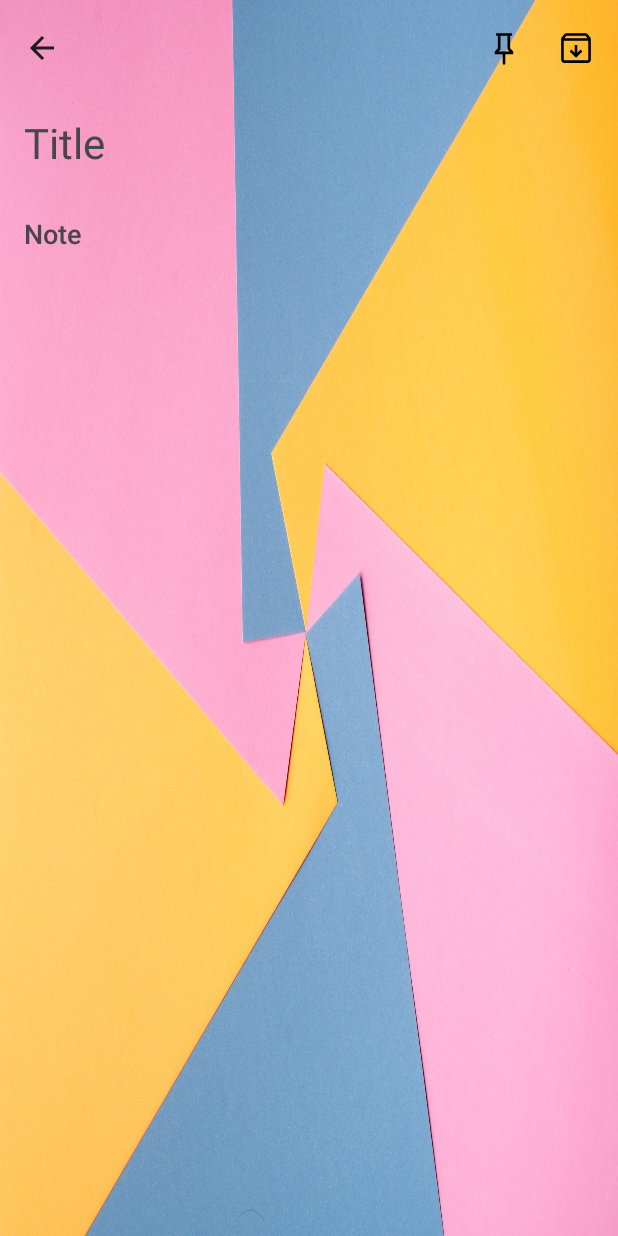
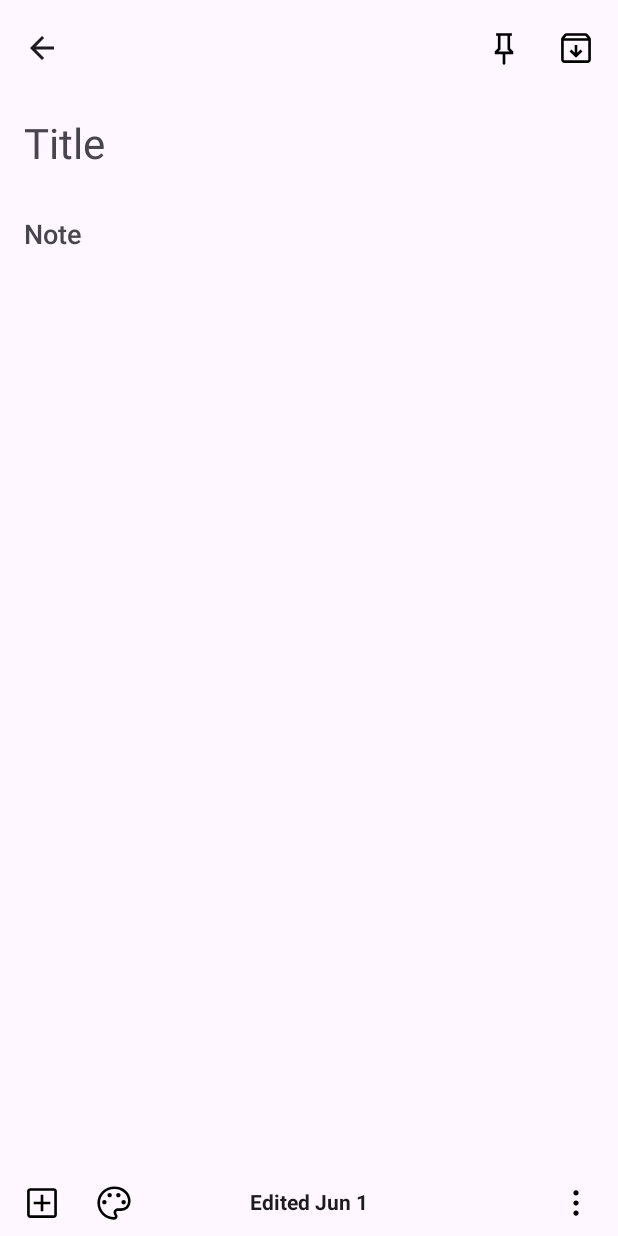
Before and after one commit to Mushfiq1060/VoiceNote, an Android app built with Jetpack Compose: the screen it shows after launch (MainActivity), after a tap on "Add Text Note", on a phone screen of 412 x 824 dp. Run offline under Robolectric (Android 15) with nearby library versions, the light colour scheme and no system bars; our stand-ins replace Dagger/Hilt's generated code, Room's generated code; 4 statements that could not run were skipped; 3 other taps on this screen came first.

Commit message:
add bottom appbar in note edit screen

```diff
--- a/app/src/main/java/com/openai/voicenote/ui/component/AppNavDrawer.kt
+++ b/app/src/main/java/com/openai/voicenote/ui/component/AppNavDrawer.kt
@@ -54,6 +54,7 @@ fun AppNavDrawer(
                     Text(
                         text = stringResource(id = drawerMenu.title),
                         style = MaterialTheme.typography.titleSmall,
+                        fontWeight = FontWeight.W900,
                         color = getColor(drawerMenu.menuOption.ordinal == selectedIndex)
                     )
                 },
--- a/app/src/main/java/com/openai/voicenote/ui/screens/noteEditScreen/NoteEdit.kt
+++ b/app/src/main/java/com/openai/voicenote/ui/screens/noteEditScreen/NoteEdit.kt
@@ -6,21 +6,29 @@ import androidx.compose.foundation.ScrollState
 import androidx.compose.foundation.background
 import androidx.compose.foundation.gestures.Orientation
 import androidx.compose.foundation.gestures.scrollable
+import androidx.compose.foundation.layout.Arrangement
 import androidx.compose.foundation.layout.Box
 import androidx.compose.foundation.layout.Column
 import androidx.compose.foundation.layout.Row
+import androidx.compose.foundation.layout.WindowInsets
+import androidx.compose.foundation.layout.asPaddingValues
 import androidx.compose.foundation.layout.fillMaxHeight
 import androidx.compose.foundation.layout.fillMaxSize
 import androidx.compose.foundation.layout.fillMaxWidth
+import androidx.compose.foundation.layout.height
 import androidx.compose.foundation.layout.imePadding
 import androidx.compose.foundation.layout.navigationBarsPadding
 import androidx.compose.foundation.layout.padding
 import androidx.compose.foundation.layout.size
+import androidx.compose.foundation.layout.statusBarsPadding
+import androidx.compose.foundation.layout.systemBarsPadding
 import androidx.compose.foundation.layout.wrapContentHeight
 import androidx.compose.foundation.rememberScrollState
 import androidx.compose.foundation.verticalScroll
 import androidx.compose.material.icons.Icons
 import androidx.compose.material.icons.filled.ArrowBack
+import androidx.compose.material3.BottomAppBar
+import androidx.compose.material3.BottomAppBarDefaults
 import androidx.compose.material3.ExperimentalMaterial3Api
 import androidx.compose.material3.Icon
 import androidx.compose.material3.IconButton
@@ -34,10 +42,14 @@ import androidx.compose.material3.TopAppBarDefaults
 import androidx.compose.runtime.Composable
 import androidx.compose.runtime.collectAsState
 import androidx.compose.runtime.getValue
+import androidx.compose.ui.Alignment
 import androidx.compose.ui.Modifier
+import androidx.compose.ui.focus.focusModifier
 import androidx.compose.ui.graphics.Color
+import androidx.compose.ui.input.nestedscroll.nestedScroll
 import androidx.compose.ui.layout.ContentScale
 import androidx.compose.ui.res.painterResource
+import androidx.compose.ui.text.font.FontWeight
 import androidx.compose.ui.unit.dp
 import androidx.hilt.navigation.compose.hiltViewModel
 import androidx.navigation.NavHostController
@@ -57,6 +69,7 @@ fun NoteEdit(
 ) {
 
     val noteEditUiState by noteEditViewModel.uiState.collectAsState()
+    val scrollBehavior = TopAppBarDefaults.pinnedScrollBehavior()
 
     if (speechToText != null && !noteEditViewModel.getCompose()) {
         noteEditViewModel.setCompose()
@@ -75,6 +88,7 @@ fun NoteEdit(
     }
 
     Box {
+        if (noteEditViewModel.getCurrentNoteBackgroundImage() != -1) {
             Image(
                 modifier = Modifier
                     .fillMaxSize(),
@@ -82,7 +96,12 @@ fun NoteEdit(
                 contentDescription = "background_image",
                 contentScale = ContentScale.FillBounds
             )
+        }
         Scaffold(
+            modifier = Modifier
+                .nestedScroll(scrollBehavior.nestedScrollConnection)
+                .systemBarsPadding()
+                .imePadding(),
             containerColor = Color.Transparent,
             topBar = {
                 TopAppBar(
@@ -92,6 +111,7 @@ fun NoteEdit(
                     title = {
 
                     },
+                    scrollBehavior = scrollBehavior,
                     navigationIcon = {
                         IconButton(
                             onClick = {
@@ -137,6 +157,71 @@ fun NoteEdit(
                         }
                     }
                 )
+            },
+            bottomBar = {
+                BottomAppBar(
+                    modifier = Modifier
+                        .height(48.dp)
+                        .fillMaxWidth(),
+                    actions = {
+                        Row(
+                            modifier = Modifier.fillMaxSize(),
+                            horizontalArrangement = Arrangement.SpaceBetween
+                        ) {
+                            Row(
+                                modifier = Modifier.weight(0.33f)
+                            ) {
+                                IconButton(onClick = { /*TODO*/ }) {
+                                    Icon(
+                                        modifier = Modifier.size(28.dp),
+                                        painter = painterResource(id = R.drawable.add_box_24),
+                                        contentDescription = "add box",
+                                        tint = Color.Black
+                                    )
+                                }
+                                IconButton(
+                                    onClick = {
+                                        // open bottom sheet for choose image & color
+                                    }
+                                ) {
+                                    Icon(
+                                        modifier = Modifier.size(28.dp),
+                                        painter = painterResource(id = R.drawable.color_palette_24),
+                                        contentDescription = "color palette",
+                                        tint = Color.Black
+                                    )
+                                }
+                            }
+                            Row(
+                                modifier = Modifier
+                                    .weight(0.33f)
+                                    .fillMaxHeight(),
+                                verticalAlignment = Alignment.CenterVertically,
+                                horizontalArrangement = Arrangement.Center
+                            ) {
+                                Text(
+                                    text = "Edited Jun 1",
+                                    style = MaterialTheme.typography.bodySmall,
+                                    fontWeight = FontWeight.Bold
+                                )
+                            }
+                            Row(
+                                modifier = Modifier.weight(0.33f),
+                                horizontalArrangement = Arrangement.End
+                            ) {
+                                IconButton(onClick = { /*TODO*/ }) {
+                                    Icon(
+                                        modifier = Modifier.size(28.dp),
+                                        painter = painterResource(id = R.drawable.more_vert_24),
+                                        contentDescription = "option",
+                                        tint = Color.Black
+                                    )
+                                }
+                            }
+                        }
+                    },
+                    containerColor = Color.Transparent
+                )
             }
         ) { paddingValues ->
             Column(
@@ -144,6 +229,7 @@ fun NoteEdit(
                     .background(color = Color.Transparent)
                     .padding(paddingValues)
                     .verticalScroll(rememberScrollState())
+                    .imePadding()
             ) {
                 TextField(
                     value = noteEditViewModel.titleText,
--- a/app/src/main/java/com/openai/voicenote/ui/screens/noteEditScreen/NoteEditViewModel.kt
+++ b/app/src/main/java/com/openai/voicenote/ui/screens/noteEditScreen/NoteEditViewModel.kt
@@ -86,6 +86,13 @@ class NoteEditViewModel @Inject constructor(private val noteDataSource: NoteData
         }
     }
 
+    fun getCurrentNoteBackgroundImage(): Int {
+        if (::currentNote.isInitialized) {
+            return currentNote.backgroundImage
+        }
+        return -1
+    }
+
     fun setCurrentNote(note: Note) {
         titleText = note.title
         noteText = note.description
--- /dev/null
+++ b/app/src/main/res/drawable/add_box_24.xml
@@ -0,0 +1,10 @@
+<vector xmlns:android="http://schemas.android.com/apk/res/android"
+    android:width="24dp"
+    android:height="24dp"
+    android:viewportWidth="960"
+    android:viewportHeight="960"
+    android:tint="?attr/colorControlNormal">
+  <path
+      android:fillColor="@android:color/white"
+      android:pathData="M450,670L510,670L510,510L670,510L670,450L510,450L510,290L450,290L450,450L290,450L290,510L450,510L450,670ZM212.31,820Q182,820 161,799Q140,778 140,747.69L140,212.31Q140,182 161,161Q182,140 212.31,140L747.69,140Q778,140 799,161Q820,182 820,212.31L820,747.69Q820,778 799,799Q778,820 747.69,820L212.31,820ZM212.31,760L747.69,760Q752.31,760 756.15,756.15Q760,752.31 760,747.69L760,212.31Q760,207.69 756.15,203.85Q752.31,200 747.69,200L212.31,200Q207.69,200 203.85,203.85Q200,207.69 200,212.31L200,747.69Q200,752.31 203.85,756.15Q207.69,760 212.31,760ZM200,200L200,200Q200,200 200,203.46Q200,206.92 200,212.31L200,747.69Q200,753.08 200,756.54Q200,760 200,760L200,760Q200,760 200,756.54Q200,753.08 200,747.69L200,212.31Q200,206.92 200,203.46Q200,200 200,200Z"/>
+</vector>
```
Lines whose indentation alone changed are shown as unchanged.
